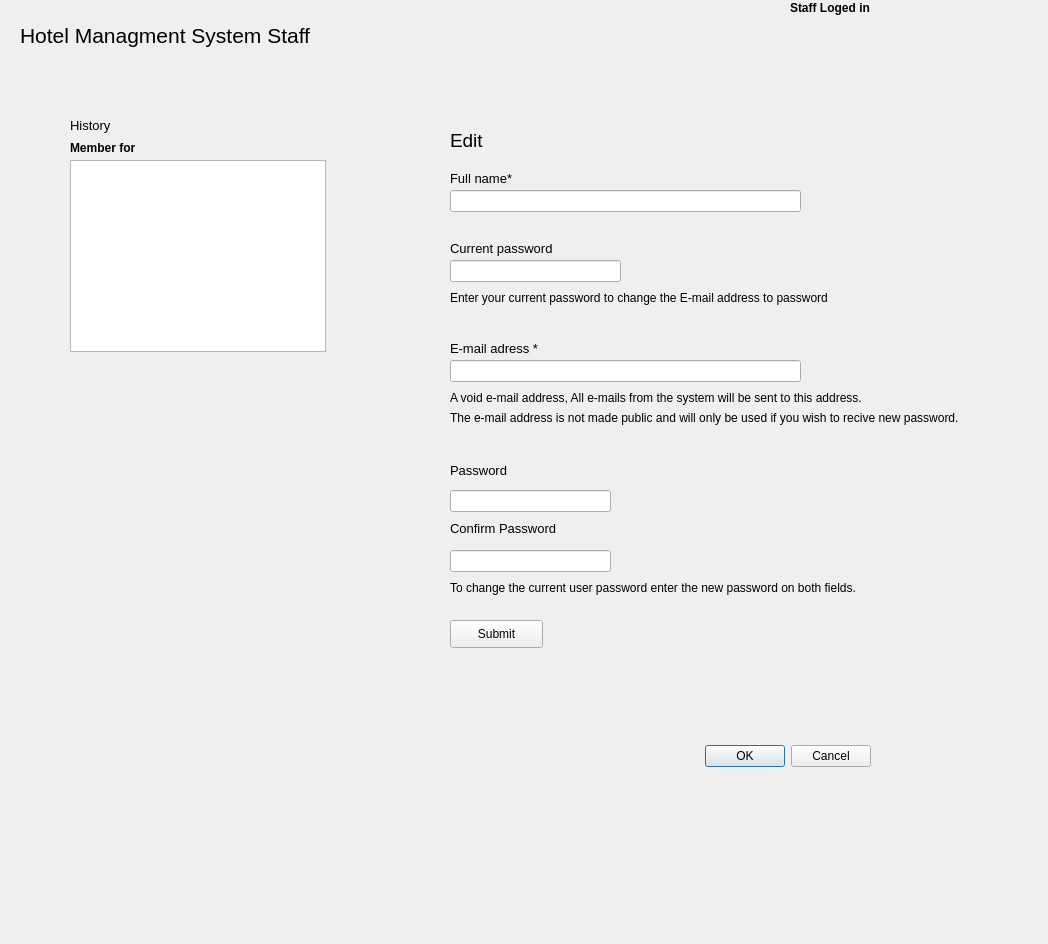
stoptherock1/HSM, file code/qtApp/staffpage.ui: the form before one commit.
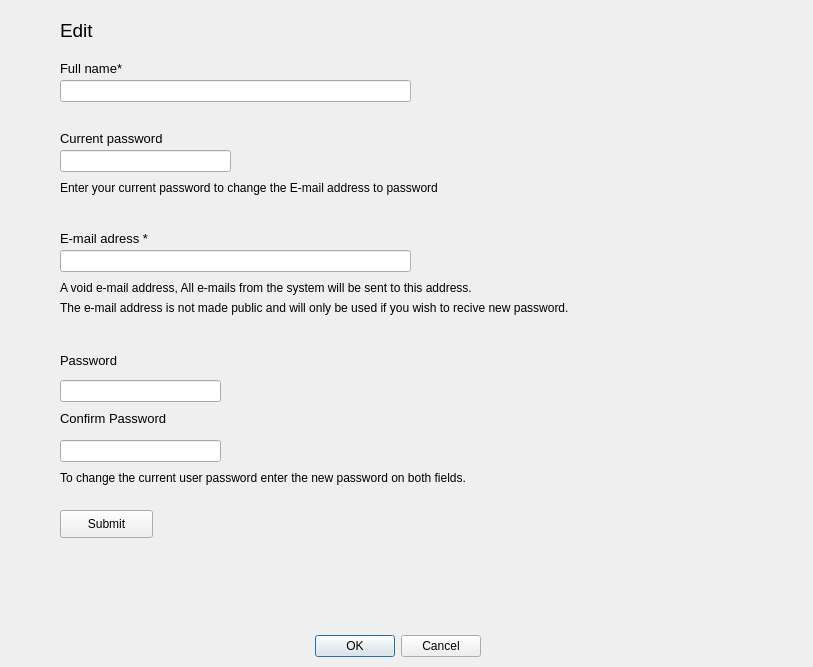
The form after the commit.

What changed in the file:
```diff
--- a/code/qtApp/staffpage.ui
+++ b/code/qtApp/staffpage.ui
@@ -6,8 +6,8 @@
    <rect>
     <x>0</x>
     <y>0</y>
-    <width>1048</width>
-    <height>944</height>
+    <width>813</width>
+    <height>667</height>
    </rect>
   </property>
   <property name="windowTitle">
@@ -16,9 +16,9 @@
   <widget class="QDialogButtonBox" name="buttonBox">
    <property name="geometry">
     <rect>
-     <x>530</x>
-     <y>740</y>
-     <width>341</width>
+     <x>310</x>
+     <y>630</y>
+     <width>171</width>
      <height>32</height>
     </rect>
    </property>
@@ -29,108 +29,11 @@
     <set>QDialogButtonBox::Cancel|QDialogButtonBox::Ok</set>
    </property>
   </widget>
-  <widget class="QLabel" name="label_18">
-   <property name="geometry">
-    <rect>
-     <x>20</x>
-     <y>10</y>
-     <width>381</width>
-     <height>51</height>
-    </rect>
-   </property>
-   <property name="font">
-    <font>
-     <pointsize>16</pointsize>
-    </font>
-   </property>
-   <property name="text">
-    <string>Hotel Managment System Staff</string>
-   </property>
-  </widget>
-  <widget class="QLabel" name="label_17">
-   <property name="geometry">
-    <rect>
-     <x>160</x>
-     <y>550</y>
-     <width>53</width>
-     <height>16</height>
-    </rect>
-   </property>
-   <property name="text">
-    <string/>
-   </property>
-  </widget>
-  <widget class="QLabel" name="label_19">
-   <property name="geometry">
-    <rect>
-     <x>790</x>
-     <y>0</y>
-     <width>91</width>
-     <height>16</height>
-    </rect>
-   </property>
-   <property name="font">
-    <font>
-     <weight>75</weight>
-     <bold>true</bold>
-    </font>
-   </property>
-   <property name="text">
-    <string>Staff Loged in </string>
-   </property>
-  </widget>
-  <widget class="QTextBrowser" name="textBrowser_2">
-   <property name="geometry">
-    <rect>
-     <x>70</x>
-     <y>160</y>
-     <width>256</width>
-     <height>192</height>
-    </rect>
-   </property>
-  </widget>
-  <widget class="QLabel" name="label_13">
-   <property name="geometry">
-    <rect>
-     <x>70</x>
-     <y>140</y>
-     <width>81</width>
-     <height>16</height>
-    </rect>
-   </property>
-   <property name="font">
-    <font>
-     <weight>75</weight>
-     <bold>true</bold>
-    </font>
-   </property>
-   <property name="text">
-    <string>Member for </string>
-   </property>
-  </widget>
-  <widget class="QLabel" name="label_14">
-   <property name="geometry">
-    <rect>
-     <x>70</x>
-     <y>110</y>
-     <width>61</width>
-     <height>31</height>
-    </rect>
-   </property>
-   <property name="font">
-    <font>
-     <pointsize>10</pointsize>
-    </font>
-   </property>
-   <property name="text">
-    <string>History</string>
-   </property>
-  </widget>
   <widget class="QLineEdit" name="lineEdit_7">
    <property name="geometry">
     <rect>
-     <x>450</x>
-     <y>360</y>
+     <x>60</x>
+     <y>250</y>
      <width>351</width>
      <height>22</height>
     </rect>
@@ -139,8 +42,8 @@
   <widget class="QLabel" name="label_15">
    <property name="geometry">
     <rect>
-     <x>450</x>
-     <y>580</y>
+     <x>60</x>
+     <y>470</y>
      <width>451</width>
      <height>16</height>
     </rect>
@@ -152,8 +55,8 @@
   <widget class="QLabel" name="label_16">
    <property name="geometry">
     <rect>
-     <x>450</x>
-     <y>340</y>
+     <x>60</x>
+     <y>230</y>
      <width>131</width>
      <height>16</height>
     </rect>
@@ -170,8 +73,8 @@
   <widget class="QPushButton" name="pushButton_3">
    <property name="geometry">
     <rect>
-     <x>450</x>
-     <y>620</y>
+     <x>60</x>
+     <y>510</y>
      <width>93</width>
      <height>28</height>
     </rect>
@@ -183,8 +86,8 @@
   <widget class="QLabel" name="label_20">
    <property name="geometry">
     <rect>
-     <x>450</x>
-     <y>520</y>
+     <x>60</x>
+     <y>410</y>
      <width>151</width>
      <height>16</height>
     </rect>
@@ -201,8 +104,8 @@
   <widget class="QLineEdit" name="lineEdit_8">
    <property name="geometry">
     <rect>
-     <x>450</x>
-     <y>490</y>
+     <x>60</x>
+     <y>380</y>
      <width>161</width>
      <height>22</height>
     </rect>
@@ -211,8 +114,8 @@
   <widget class="QLineEdit" name="lineEdit_9">
    <property name="geometry">
     <rect>
-     <x>450</x>
-     <y>190</y>
+     <x>60</x>
+     <y>80</y>
      <width>351</width>
      <height>22</height>
     </rect>
@@ -221,8 +124,8 @@
   <widget class="QLabel" name="label_21">
    <property name="geometry">
     <rect>
-     <x>450</x>
-     <y>130</y>
+     <x>60</x>
+     <y>20</y>
      <width>53</width>
      <height>21</height>
     </rect>
@@ -239,8 +142,8 @@
   <widget class="QLabel" name="label_22">
    <property name="geometry">
     <rect>
-     <x>450</x>
-     <y>170</y>
+     <x>60</x>
+     <y>60</y>
      <width>101</width>
      <height>16</height>
     </rect>
@@ -259,8 +162,8 @@
   <widget class="QLineEdit" name="lineEdit_10">
    <property name="geometry">
     <rect>
-     <x>450</x>
-     <y>550</y>
+     <x>60</x>
+     <y>440</y>
      <width>161</width>
      <height>22</height>
     </rect>
@@ -269,8 +172,8 @@
   <widget class="QLabel" name="label_23">
    <property name="geometry">
     <rect>
-     <x>450</x>
-     <y>410</y>
+     <x>60</x>
+     <y>300</y>
      <width>561</width>
      <height>16</height>
     </rect>
@@ -282,8 +185,8 @@
   <widget class="QLineEdit" name="lineEdit_11">
    <property name="geometry">
     <rect>
-     <x>450</x>
-     <y>260</y>
+     <x>60</x>
+     <y>150</y>
      <width>171</width>
      <height>22</height>
     </rect>
@@ -292,8 +195,8 @@
   <widget class="QLabel" name="label_24">
    <property name="geometry">
     <rect>
-     <x>450</x>
-     <y>460</y>
+     <x>60</x>
+     <y>350</y>
      <width>91</width>
      <height>21</height>
     </rect>
@@ -310,8 +213,8 @@
   <widget class="QLabel" name="label_25">
    <property name="geometry">
     <rect>
-     <x>450</x>
-     <y>290</y>
+     <x>60</x>
+     <y>180</y>
      <width>431</width>
      <height>16</height>
     </rect>
@@ -323,8 +226,8 @@
   <widget class="QLabel" name="label_26">
    <property name="geometry">
     <rect>
-     <x>450</x>
-     <y>240</y>
+     <x>60</x>
+     <y>130</y>
      <width>131</width>
      <height>16</height>
     </rect>
@@ -341,8 +244,8 @@
   <widget class="QLabel" name="label_27">
    <property name="geometry">
     <rect>
-     <x>450</x>
-     <y>390</y>
+     <x>60</x>
+     <y>280</y>
      <width>461</width>
      <height>16</height>
     </rect>
```
